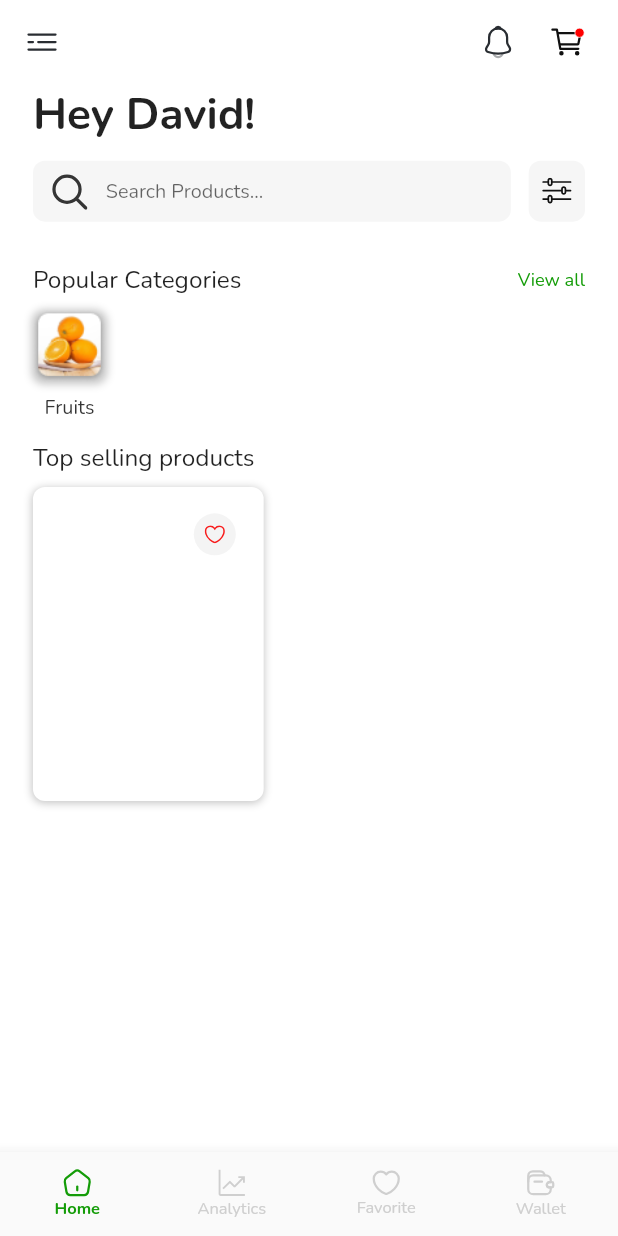
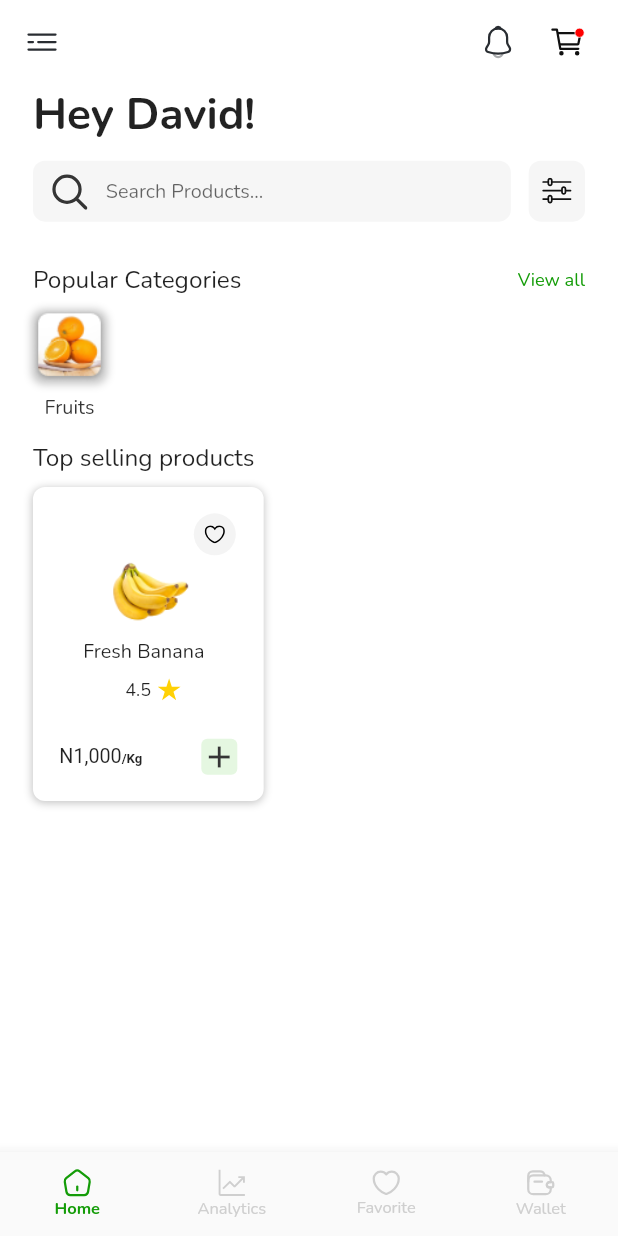
Before and after one commit to Gfash436/GoFarmNG, a Flutter app: the screen it shows after launch, on a phone screen of 412 x 824 dp. Run offline on Flutter 3.47's test engine with Material 2 defaults, Android fonts, the phone set to English and light mode, and no system bars; our stand-ins replace flutter_svg.

Commit message:
navBar update

```diff
--- /dev/null
+++ b/lib/Screens/home_screen/bottom_navBar.dart
@@ -0,0 +1,82 @@
+import 'package:flutter/material.dart';
+import 'package:flutter_svg/flutter_svg.dart';
+
+import '../../Constants/size_config.dart';
+import '../../Styles/colors.dart';
+
+
+class bottomNavBar extends StatefulWidget {
+  const bottomNavBar({
+    super.key,
+  });
+
+  @override
+  State<bottomNavBar> createState() => _bottomNavBarState();
+}
+
+class _bottomNavBarState extends State<bottomNavBar> {
+  int _selectedIndex = 0;
+  @override
+  Widget build(BuildContext context) {
+    return BottomNavigationBar(
+      type: BottomNavigationBarType.fixed,
+      currentIndex: _selectedIndex,
+      selectedItemColor: green,
+      unselectedItemColor: grey,
+      showUnselectedLabels: true,
+      onTap: (value) => setState(() {
+        _selectedIndex = value;
+      }),
+      selectedLabelStyle: TextStyle(
+        fontSize: getProportionateScreenWidth(10),
+        fontWeight: FontWeight.bold,
+      ),
+      unselectedLabelStyle: TextStyle(
+        fontSize: getProportionateScreenWidth(10),
+        fontWeight: FontWeight.normal,
+      ),
+      items: [
+        BottomNavigationBarItem(
+          icon: SvgPicture.asset(
+            "assets/icons/home.svg",
+            color: grey,
+          ),
+          label: "Home",
+          activeIcon: SvgPicture.asset(
+            "assets/icons/home.svg",
+          ),
+        ),
+        BottomNavigationBarItem(
+          icon: SvgPicture.asset(
+            "assets/icons/analytics.svg",
+            color: grey,
+          ),
+          label: "Analytics",
+          activeIcon: SvgPicture.asset(
+            "assets/icons/analytics.svg",
+          ),
+        ),
+        BottomNavigationBarItem(
+          icon: SvgPicture.asset(
+            "assets/icons/favorite.svg",
+            color: grey,
+          ),
+          label: "Favorite",
+          activeIcon: SvgPicture.asset(
+            "assets/icons/favorite.svg",
+          ),
+        ),
+        BottomNavigationBarItem(
+          icon: SvgPicture.asset(
+            "assets/icons/wallet.svg",
+            color: grey,
+          ),
+          label: "Wallet",
+          activeIcon: SvgPicture.asset(
+            "assets/icons/wallet.svg",
+          ),
+        ),
+      ],
+    );
+  }
+}
--- a/lib/Screens/home_screen/home_screen.dart
+++ b/lib/Screens/home_screen/home_screen.dart
@@ -6,6 +6,7 @@ import 'package:gofarmng/Widgets/myText.dart';
 import '../../Styles/colors.dart';
 import '../../Widgets/search_textformfield.dart';
 import 'app_bar.dart';
+import 'bottom_navBar.dart';
 
 class HomeScreen extends StatefulWidget {
   const HomeScreen({super.key});
@@ -16,8 +17,6 @@ class HomeScreen extends StatefulWidget {
 
 class _HomeScreenState extends State<HomeScreen> {
   final TextEditingController searchController = TextEditingController();
-
-  int _selectedIndex = 0;
   @override
   Widget build(BuildContext context) {
     SizeConfig.init(context);
@@ -122,10 +121,10 @@ class _HomeScreenState extends State<HomeScreen> {
               decoration: BoxDecoration(
                 boxShadow: [
                   BoxShadow(
-                    color: Color(0xff111111).withOpacity(
+                    color: const Color(0xff111111).withOpacity(
                       .25,
                     ),
-                    offset: Offset(
+                    offset: const Offset(
                       0,
                       1,
                     ),
@@ -138,91 +137,131 @@ class _HomeScreenState extends State<HomeScreen> {
                 ),
                 color: Colors.white,
               ),
-              child: Column(
+              child: Stack(
                 children: [
-                  Row(
+                  SizedBox(
+                    child: Row(
                       mainAxisAlignment: MainAxisAlignment.end,
                       children: [
                         Container(
                           decoration: BoxDecoration(
                               shape: BoxShape.circle, color: mainlightGrey),
-                        child: SvgPicture.asset("assets/icons/love.svg"),
-                        padding: EdgeInsets.all(
+                          padding: const EdgeInsets.all(
                             8,
+                          ),
+                          child: SvgPicture.asset(
+                            "assets/icons/love.svg",
+                            color: Colors.black,
                           ),
                         ),
                       ],
-                  )
+                    ),
+                  ),
+                  Positioned(
+                    bottom: getProportionateScreenHeight(96),
+                    // width: getProportionateScreenWidth(140),
+                    left: getProportionateScreenHeight(20),
+                    right: getProportionateScreenHeight(20),
+                    child: Image.asset(
+                      "assets/images/banana.png",
+                    ),
+                  ),
+                  Positioned(
+                    bottom: getProportionateScreenHeight(72),
+                    width: getProportionateScreenWidth(75),
+                    // left: getProportionateScreenWidth(32.5),
+                    right: getProportionateScreenWidth(18.5),
+                    child: Text("Fresh Banana",
+                        // maxLines: 1,
+                        softWrap: true,
+                        style: TextStyle(
+                          fontSize: getProportionateScreenWidth(
+                            12,
+                          ),
+                          fontWeight: FontWeight.w500,
+                        )),
+                  ),
+                  Positioned(
+                    left: getProportionateScreenWidth(40),
+                    // right: getProportionateScreenWidth(25),
+                    // top: getProportionateScreenHeight(126.57),
+                    bottom: getProportionateScreenHeight(48),
+                    // width: getProportionateScreenWidth(36),
+                    child: Row(
+                      mainAxisAlignment: MainAxisAlignment.center,
+                      crossAxisAlignment: CrossAxisAlignment.end,
+                      children: [
+                        myText(
+                          text: "4.5",
+                          fontSize: getProportionateScreenWidth(
+                            11,
+                          ),
+                          fontWeight: FontWeight.w400,
+                        ),
+                        Padding(
+                          padding: const EdgeInsets.symmetric(horizontal: 4.0),
+                          child: SvgPicture.asset(
+                            "assets/icons/star.svg",
+                          ),
+                        ),
                       ],
+                    ),
+                  ),
+                  // SizedBox(
+                  //   height: getProportionateScreenHeight(
+                  //     8,
+                  //   ),
+                  // ),
+                  Positioned(
+                    bottom: 0,
+                    width: getProportionateScreenWidth(108),
+                    child: Row(
+                      mainAxisAlignment: MainAxisAlignment.spaceBetween,
+                      children: [
+                        Text.rich(
+                          TextSpan(
+                            text: "N1,000",
+                            style: TextStyle(
+                              fontSize: getProportionateScreenWidth(
+                                12,
+                              ),
+                              fontWeight: FontWeight.w400,
+                            ),
+                            children: [
+                              TextSpan(
+                                text: "/Kg",
+                                style: TextStyle(
+                                  fontSize: getProportionateScreenWidth(
+                                    8,
+                                  ),
+                                  fontWeight: FontWeight.w700,
                                 ),
                               )
                             ],
                           ),
                         ),
-      bottomNavigationBar: bottomNavBar(),
-    );
-  }
-
-  BottomNavigationBar bottomNavBar() {
-    return BottomNavigationBar(
-      type: BottomNavigationBarType.fixed,
-      currentIndex: _selectedIndex,
-      onTap: (value) => setState(() {
-        _selectedIndex = value;
-      }),
-      selectedItemColor: green,
-      unselectedItemColor: grey,
-      showUnselectedLabels: true,
-      selectedLabelStyle: TextStyle(
-        fontSize: getProportionateScreenWidth(10),
-        fontWeight: FontWeight.bold,
+                        Container(
+                          width: 24,
+                          height: 24,
+                          decoration: BoxDecoration(
+                            borderRadius: BorderRadius.circular(4),
+                            color: const Color(0xffE5F7E1),
                           ),
-      unselectedLabelStyle: TextStyle(
-        fontSize: getProportionateScreenWidth(10),
-        fontWeight: FontWeight.normal,
-      ),
-      items: [
-        BottomNavigationBarItem(
-          icon: SvgPicture.asset(
-            "assets/icons/home.svg",
-            color: grey,
-          ),
-          label: "Home",
-          activeIcon: SvgPicture.asset(
-            "assets/icons/home.svg",
-          ),
-        ),
-        BottomNavigationBarItem(
-          icon: SvgPicture.asset(
-            "assets/icons/analytics.svg",
-            color: grey,
-          ),
-          label: "Analytics",
-          activeIcon: SvgPicture.asset(
-            "assets/icons/analytics.svg",
-          ),
-        ),
-        BottomNavigationBarItem(
-          icon: SvgPicture.asset(
-            "assets/icons/favorite.svg",
-            color: grey,
-          ),
-          label: "Favorite",
-          activeIcon: SvgPicture.asset(
-            "assets/icons/favorite.svg",
-          ),
-        ),
-        BottomNavigationBarItem(
-          icon: SvgPicture.asset(
-            "assets/icons/wallet.svg",
-            color: grey,
-          ),
-          label: "Wallet",
-          activeIcon: SvgPicture.asset(
-            "assets/icons/wallet.svg",
+                          child: const Icon(
+                            Icons.add,
+                            color: Color(0xff353535),
                           ),
                         ),
                       ],
+                    ),
+                  ),
+                ],
+              ),
+            ),
+          ],
+        ),
+      ),
+      bottomNavigationBar: const bottomNavBar(),
     );
   }
 }
```
Also changed, not shown: assets/icons/star.svg (added). Lines whose indentation alone changed are shown as unchanged.
